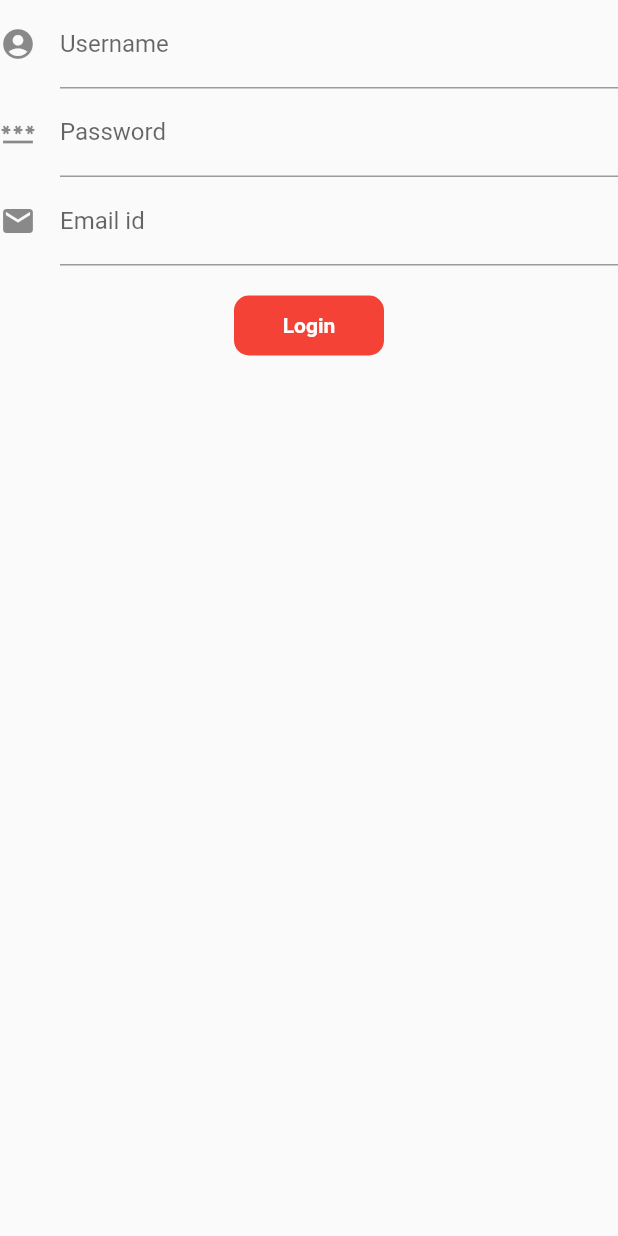
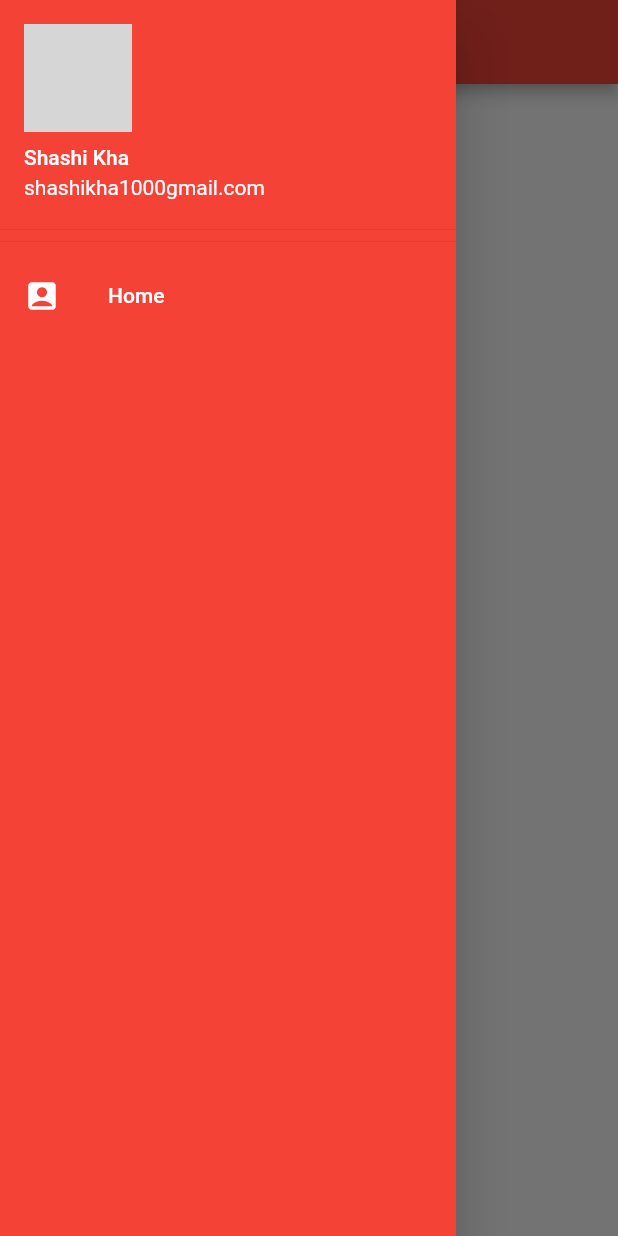
Before and after one commit to ShashiKha9/Flutterproject, a Flutter app: the screen it shows after launch, with the side drawer open (before the commit the screen has no drawer), on a phone screen of 412 x 824 dp. Run offline on Flutter 3.47's test engine with Material 2 defaults, Android fonts, the phone set to English and light mode, and no system bars; network calls fail; grey boxes are pictures that could not be loaded.

Commit message:
app drawer login validation changes

```diff
--- a/lib/Homepage.dart
+++ b/lib/Homepage.dart
@@ -1,6 +1,7 @@
 
 import 'package:flutter/material.dart';
 import 'package:flutter/cupertino.dart';
+import 'package:flutterapp/widgets/drawer.dart';
 
 class HomePage extends StatelessWidget{
   @override
@@ -10,7 +11,7 @@ class HomePage extends StatelessWidget{
         title: Text("MuskApp"),
 
       ) ,
-      drawer: Drawer(
+      drawer: MyDrawer(
 
       ),
 
--- a/lib/main.dart
+++ b/lib/main.dart
@@ -28,6 +28,7 @@ class MyApp extends StatelessWidget{
         primarySwatch:Colors.red
       ),
       debugShowCheckedModeBanner: false,
+      initialRoute:  MyRoutes.homeRoute,
       routes: {
         "/": (context) => LoginPage(),
         MyRoutes.homeRoute: (context) => HomePage(),
--- /dev/null
+++ b/lib/widgets/drawer.dart
@@ -0,0 +1,46 @@
+import 'package:flutter/cupertino.dart';
+import 'package:flutter/material.dart';
+
+class MyDrawer extends StatelessWidget{
+  @override
+  Widget build(BuildContext context) {
+return Drawer(
+  child: Container(
+    color: Colors.red,
+  child: ListView(
+    children: [
+      DrawerHeader(
+        padding: EdgeInsets.zero,
+          decoration: BoxDecoration(
+            color: Colors.red
+          ),
+          child:UserAccountsDrawerHeader(
+              accountName: Text("Shashi Kha"),
+              accountEmail:Text("shashikha1000gmail.com") ,
+            currentAccountPicture: CircleAvatar(
+              backgroundImage: NetworkImage("https://images.unsplash.com/photo-1503023345310-bd7c1de61c7d?ixid=MnwxMjA3fDB8MHxwaG90by1wYWdlfHx8fGVufDB8fHx8&ixlib=rb-1.2.1&auto=format&fit=crop&w=401&q=80")
+            )
+
+
+          )
+
+
+
+      ),
+      ListTile(
+        leading: Icon(Icons.account_box_rounded,color: Colors.white,),
+        title: Text("Home",style: TextStyle(color: Colors.white),),
+
+
+      )
+    ],
+
+  ),
+
+
+)
+);
+
+  }
+
+}
```
Also changed, not shown: lib/loginpage.dart (+41 -6 lines), images/desktop.webp (added), images/neww.jpg (added).
